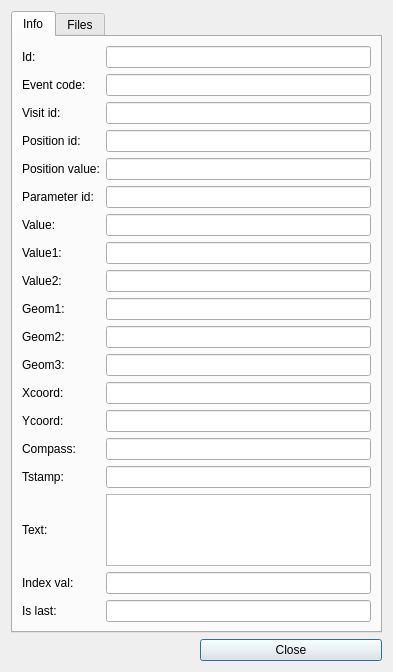
Above: core/ui/shared/visit_event_full.ui from Giswater/giswater_qgis_plugin before the change. Below: the same form after it.
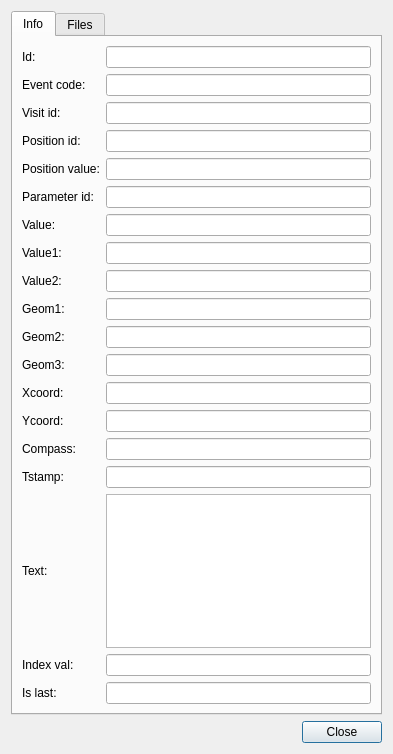
That is the form after the change.

Commit message: feat(.ui files): add lyt_buttons in missing files

```diff
--- a/core/ui/shared/visit_event_full.ui
+++ b/core/ui/shared/visit_event_full.ui
@@ -7,7 +7,7 @@
     <x>0</x>
     <y>0</y>
     <width>393</width>
-    <height>631</height>
+    <height>754</height>
    </rect>
   </property>
   <property name="windowTitle">
@@ -239,12 +239,29 @@
      </widget>
     </widget>
    </item>
-   <item row="1" column="1">
+   <item row="2" column="0" colspan="2">
+    <layout class="QGridLayout" name="lyt_buttons">
+     <item row="0" column="1">
     <widget class="QPushButton" name="btn_close">
      <property name="text">
       <string>Close</string>
      </property>
     </widget>
+     </item>
+     <item row="0" column="0">
+      <spacer name="horizontalSpacer">
+       <property name="orientation">
+        <enum>Qt::Horizontal</enum>
+       </property>
+       <property name="sizeHint" stdset="0">
+        <size>
+         <width>40</width>
+         <height>20</height>
+        </size>
+       </property>
+      </spacer>
+     </item>
+    </layout>
    </item>
   </layout>
  </widget>
```
Lines whose indentation alone changed are shown as unchanged. The commit also changes 29 other files.
